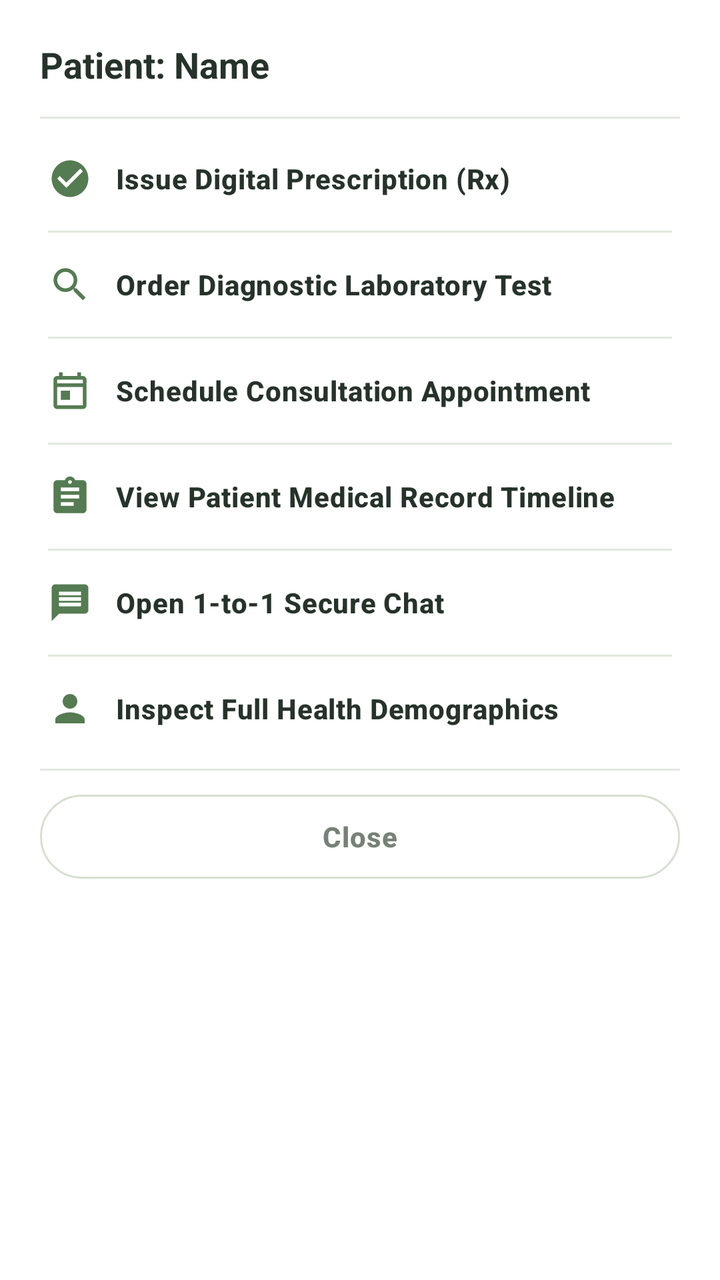
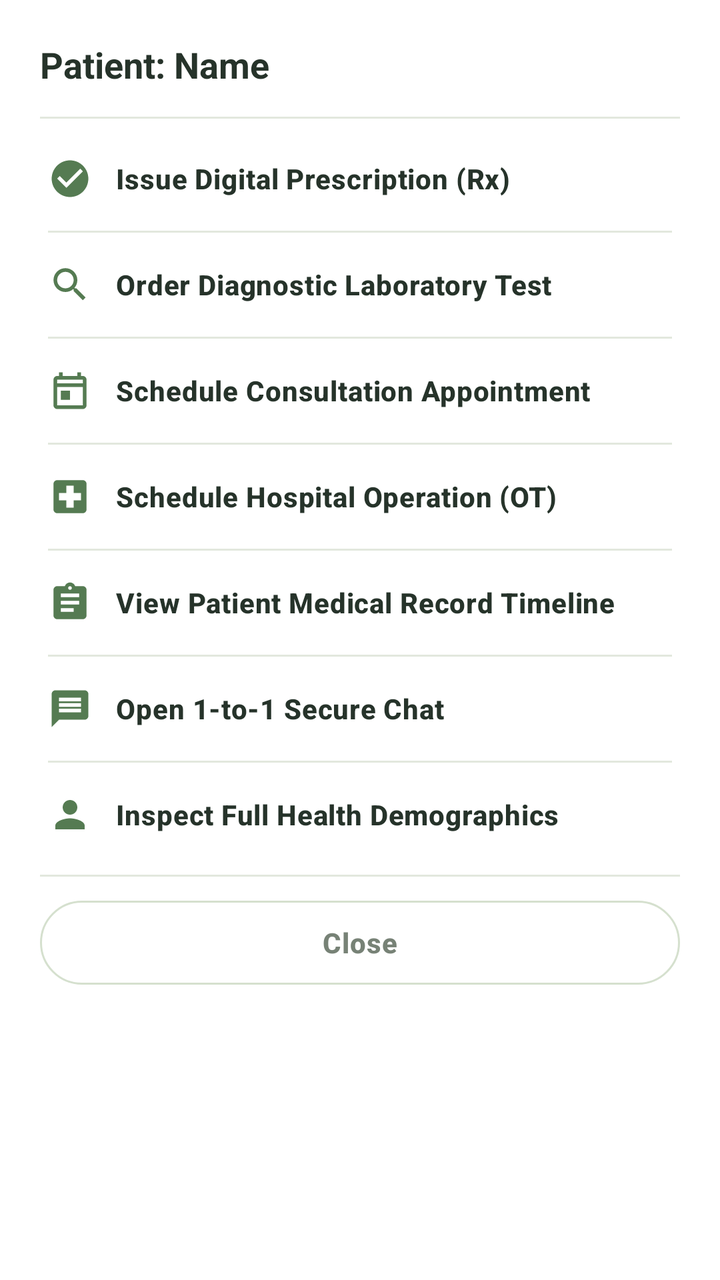

Two renders of the same Android screen: before a commit and after it. Below are the layout's source before the change and the commit's diff.
<!-- AndroidManifest.xml: application theme Theme.AROHI -->
<!-- res/layout/dialog_doctor_patient_actions.xml -->
<?xml version="1.0" encoding="utf-8"?>
<LinearLayout xmlns:android="http://schemas.android.com/apk/res/android"
    xmlns:app="http://schemas.android.com/apk/res-auto"
    android:layout_width="match_parent"
    android:layout_height="wrap_content"
    android:background="@color/surface_card"
    android:orientation="vertical"
    android:paddingHorizontal="20dp"
    android:paddingTop="20dp"
    android:paddingBottom="12dp">

    
    <TextView
        android:id="@+id/tvPatientActionTitle"
        android:layout_width="match_parent"
        android:layout_height="wrap_content"
        android:text="Patient: Name"
        android:textColor="@color/text_primary"
        android:textSize="18sp"
        android:textStyle="bold" />

    <TextView
        android:id="@+id/tvPatientActionSubtitle"
        android:layout_width="match_parent"
        android:layout_height="wrap_content"
        android:layout_marginTop="2dp"
        android:text="Clinical Actions"
        android:textColor="@color/text_secondary"
        android:textSize="12sp"
        android:visibility="gone" />

    <View
        android:layout_width="match_parent"
        android:layout_height="1dp"
        android:layout_marginTop="14dp"
        android:background="@color/divider_color" />

    
    <com.google.android.material.button.MaterialButton
        android:id="@+id/btnActionPrescription"
        style="@style/Widget.Material3.Button.TextButton"
        android:layout_width="match_parent"
        android:layout_height="52dp"
        android:layout_marginTop="4dp"
        android:gravity="start|center_vertical"
        android:insetTop="0dp"
        android:insetBottom="0dp"
        android:paddingHorizontal="4dp"
        android:text="Issue Digital Prescription (Rx)"
        android:textAllCaps="false"
        android:textColor="@color/text_primary"
        android:textSize="14sp"
        app:icon="@drawable/ic_check_circle"
        app:iconGravity="start"
        app:iconPadding="12dp"
        app:iconSize="22dp"
        app:iconTint="@color/primary_moss_green"
        app:rippleColor="@color/pale_mint" />

    <View
        android:layout_width="match_parent"
        android:layout_height="1dp"
        android:layout_marginHorizontal="4dp"
        android:background="@color/divider_color" />

    
    <com.google.android.material.button.MaterialButton
        android:id="@+id/btnActionLabTest"
        style="@style/Widget.Material3.Button.TextButton"
        android:layout_width="match_parent"
        android:layout_height="52dp"
        android:gravity="start|center_vertical"
        android:insetTop="0dp"
        android:insetBottom="0dp"
        android:paddingHorizontal="4dp"
        android:text="Order Diagnostic Laboratory Test"
        android:textAllCaps="false"
        android:textColor="@color/text_primary"
        android:textSize="14sp"
        app:icon="@drawable/ic_search"
        app:iconGravity="start"
        app:iconPadding="12dp"
        app:iconSize="22dp"
        app:iconTint="@color/primary_moss_green"
        app:rippleColor="@color/pale_mint" />

    <View
        android:layout_width="match_parent"
        android:layout_height="1dp"
        android:layout_marginHorizontal="4dp"
        android:background="@color/divider_color" />

    
    <com.google.android.material.button.MaterialButton
        android:id="@+id/btnActionScheduleAppt"
        style="@style/Widget.Material3.Button.TextButton"
        android:layout_width="match_parent"
        android:layout_height="52dp"
        android:gravity="start|center_vertical"
        android:insetTop="0dp"
        android:insetBottom="0dp"
        android:paddingHorizontal="4dp"
        android:text="Schedule Consultation Appointment"
        android:textAllCaps="false"
        android:textColor="@color/text_primary"
        android:textSize="14sp"
        app:icon="@drawable/ic_calendar"
        app:iconGravity="start"
        app:iconPadding="12dp"
        app:iconSize="22dp"
        app:iconTint="@color/primary_moss_green"
        app:rippleColor="@color/pale_mint" />

    <View
        android:layout_width="match_parent"
        android:layout_height="1dp"
        android:layout_marginHorizontal="4dp"
        android:background="@color/divider_color" />

    
    <com.google.android.material.button.MaterialButton
        android:id="@+id/btnActionMedicalRecord"
        style="@style/Widget.Material3.Button.TextButton"
        android:layout_width="match_parent"
        android:layout_height="52dp"
        android:gravity="start|center_vertical"
        android:insetTop="0dp"
        android:insetBottom="0dp"
        android:paddingHorizontal="4dp"
        android:text="View Patient Medical Record Timeline"
        android:textAllCaps="false"
        android:textColor="@color/text_primary"
        android:textSize="14sp"
        app:icon="@drawable/ic_nav_records"
        app:iconGravity="start"
        app:iconPadding="12dp"
        app:iconSize="22dp"
        app:iconTint="@color/primary_moss_green"
        app:rippleColor="@color/pale_mint" />

    <View
        android:layout_width="match_parent"
        android:layout_height="1dp"
        android:layout_marginHorizontal="4dp"
        android:background="@color/divider_color" />

    
    <com.google.android.material.button.MaterialButton
        android:id="@+id/btnActionSecureChat"
        style="@style/Widget.Material3.Button.TextButton"
        android:layout_width="match_parent"
        android:layout_height="52dp"
        android:gravity="start|center_vertical"
        android:insetTop="0dp"
        android:insetBottom="0dp"
        android:paddingHorizontal="4dp"
        android:text="Open 1-to-1 Secure Chat"
        android:textAllCaps="false"
        android:textColor="@color/text_primary"
        android:textSize="14sp"
        app:icon="@drawable/ic_nav_messages"
        app:iconGravity="start"
        app:iconPadding="12dp"
        app:iconSize="22dp"
        app:iconTint="@color/primary_moss_green"
        app:rippleColor="@color/pale_mint" />

    <View
        android:layout_width="match_parent"
        android:layout_height="1dp"
        android:layout_marginHorizontal="4dp"
        android:background="@color/divider_color" />

    
    <com.google.android.material.button.MaterialButton
        android:id="@+id/btnActionDemographics"
        style="@style/Widget.Material3.Button.TextButton"
        android:layout_width="match_parent"
        android:layout_height="52dp"
        android:gravity="start|center_vertical"
        android:insetTop="0dp"
        android:insetBottom="0dp"
        android:paddingHorizontal="4dp"
        android:text="Inspect Full Health Demographics"
        android:textAllCaps="false"
        android:textColor="@color/text_primary"
        android:textSize="14sp"
        app:icon="@drawable/ic_role_patient"
        app:iconGravity="start"
        app:iconPadding="12dp"
        app:iconSize="22dp"
        app:iconTint="@color/primary_moss_green"
        app:rippleColor="@color/pale_mint" />

    <View
        android:layout_width="match_parent"
        android:layout_height="1dp"
        android:layout_marginTop="4dp"
        android:background="@color/divider_color" />

    
    <com.google.android.material.button.MaterialButton
        android:id="@+id/btnClosePatientActions"
        style="@style/Widget.Material3.Button.OutlinedButton"
        android:layout_width="match_parent"
        android:layout_height="42dp"
        android:layout_marginTop="12dp"
        android:insetTop="0dp"
        android:insetBottom="0dp"
        android:text="Close"
        android:textColor="@color/text_secondary"
        android:textSize="14sp"
        app:strokeColor="@color/border_stroke" />

</LinearLayout>
<!-- resources referenced by this layout -->
<resources>
  <color name="border_stroke">#D5E0CE</color>
  <color name="divider_color">#E2E8DD</color>
  <color name="pale_mint">#E8EFE2</color>
  <color name="primary_moss_green">#557B52</color>
  <color name="surface_card">#FFFFFF</color>
  <color name="text_primary">#26332A</color>
  <color name="text_secondary">#778276</color>
  <!-- drawable ic_calendar (drawable) -->
  <?xml version="1.0" encoding="utf-8"?>
  <vector xmlns:android="http://schemas.android.com/apk/res/android"
      android:width="24dp"
      android:height="24dp"
      android:viewportWidth="24"
      android:viewportHeight="24">
      <path
          android:fillColor="#557B52"
          android:pathData="M19,4h-1V2h-2v2H8V2H6v2H5C3.89,4 3.01,4.9 3.01,6L3,20c0,1.1 0.89,2 2,2h14c1.1,0 2,-0.9 2,-2V6C21,4.9 20.1,4 19,4zM19,20H5V10h14V20zM19,8H5V6h14V8zM7,12h5v5H7V12z" />
  </vector>
  <!-- drawable ic_check_circle (drawable) -->
  <vector xmlns:android="http://schemas.android.com/apk/res/android"
      android:width="24dp"
      android:height="24dp"
      android:viewportWidth="24"
      android:viewportHeight="24">
    <path
        android:fillColor="@color/text_primary"
        android:pathData="M12,2C6.48,2 2,6.48 2,12s4.48,10 10,10 10,-4.48 10,-10S17.52,2 12,2zM10,17l-5,-5 1.41,-1.41L10,14.17l7.59,-7.59L19,8l-9,9z"/>
  </vector>
  <!-- drawable ic_nav_messages (drawable) -->
  <?xml version="1.0" encoding="utf-8"?>
  <vector xmlns:android="http://schemas.android.com/apk/res/android"
      android:width="24dp"
      android:height="24dp"
      android:viewportWidth="24"
      android:viewportHeight="24">
      <path
          android:fillColor="#263D2B"
          android:pathData="M20,2H4C2.9,2 2.01,2.9 2.01,4L2,22l4,-4h14c1.1,0 2,-0.9 2,-2V4C22,2.9 21.1,2 20,2zM18,14H6v-2h12V14zM18,11H6V9h12V11zM18,8H6V6h12V8z" />
  </vector>
  <!-- drawable ic_role_patient (drawable) -->
  <?xml version="1.0" encoding="utf-8"?>
  <vector xmlns:android="http://schemas.android.com/apk/res/android"
      android:width="24dp"
      android:height="24dp"
      android:viewportWidth="24"
      android:viewportHeight="24">
      <path
          android:fillColor="#263D2B"
          android:pathData="M12,12c2.21,0 4,-1.79 4,-4s-1.79,-4 -4,-4 -4,1.79 -4,4 1.79,4 4,4zM12,14c-2.67,0 -8,1.34 -8,4v2h16v-2c0,-2.66 -5.33,-4 -8,-4z" />
  </vector>
  <color name="white">#FFFFFF</color>
  <color name="deep_forest_green">#263D2B</color>
  <color name="secondary_sage">#819B75</color>
  <color name="soft_sage">#AFC2A1</color>
  <color name="status_emergency">#C94B4B</color>
  <color name="status_emergency_bg">#FDECEC</color>
  <color name="warm_ivory">#F7F8F3</color>
  <style name="Widget.AROHI.Card" parent="Widget.Material3.CardView.Elevated">
          <item name="cardBackgroundColor">@color/surface_card</item>
          <item name="cardCornerRadius">@dimen/radius_md</item>
          <item name="cardElevation">@dimen/card_elevation</item>
          <item name="strokeColor">@color/border_stroke</item>
          <item name="strokeWidth">@dimen/card_stroke_width</item>
      </style>
  <dimen name="button_height">54dp</dimen>
  <dimen name="input_corner_radius">12dp</dimen>
  <dimen name="radius_md">16dp</dimen>
  <dimen name="card_elevation">2dp</dimen>
  <dimen name="card_stroke_width">1dp</dimen>
  <!-- unchanged entries left out for length: 5 -->
</resources>

<!-- the commit's change to res/layout/dialog_doctor_patient_actions.xml (unified diff, before → after) -->
@@ -119,6 +119,33 @@
 
     
     <com.google.android.material.button.MaterialButton
+        android:id="@+id/btnActionScheduleOperation"
+        style="@style/Widget.Material3.Button.TextButton"
+        android:layout_width="match_parent"
+        android:layout_height="52dp"
+        android:gravity="start|center_vertical"
+        android:insetTop="0dp"
+        android:insetBottom="0dp"
+        android:paddingHorizontal="4dp"
+        android:text="Schedule Hospital Operation (OT)"
+        android:textAllCaps="false"
+        android:textColor="@color/text_primary"
+        android:textSize="14sp"
+        app:icon="@drawable/ic_emergency_cross"
+        app:iconGravity="start"
+        app:iconPadding="12dp"
+        app:iconSize="22dp"
+        app:iconTint="@color/primary_moss_green"
+        app:rippleColor="@color/pale_mint" />
+
+    <View
+        android:layout_width="match_parent"
+        android:layout_height="1dp"
+        android:layout_marginHorizontal="4dp"
+        android:background="@color/divider_color" />
+
+    
+    <com.google.android.material.button.MaterialButton
         android:id="@+id/btnActionMedicalRecord"
         style="@style/Widget.Material3.Button.TextButton"
         android:layout_width="match_parent"
<!-- resource entries referenced after the edit -->
@@ -27,6 +27,17 @@
     <path
         android:fillColor="@color/text_primary"
         android:pathData="M12,2C6.48,2 2,6.48 2,12s4.48,10 10,10 10,-4.48 10,-10S17.52,2 12,2zM10,17l-5,-5 1.41,-1.41L10,14.17l7.59,-7.59L19,8l-9,9z"/>
+  </vector>
+  <!-- drawable ic_emergency_cross (drawable) -->
+  <?xml version="1.0" encoding="utf-8"?>
+  <vector xmlns:android="http://schemas.android.com/apk/res/android"
+      android:width="24dp"
+      android:height="24dp"
+      android:viewportWidth="24"
+      android:viewportHeight="24">
+      <path
+          android:fillColor="#C94B4B"
+          android:pathData="M19,3H5C3.9,3 3.01,3.9 3.01,5L3,19c0,1.1 0.9,2 2,2h14c1.1,0 2,-0.9 2,-2V5C21,3.9 20.1,3 19,3zM18,14h-4v4h-4v-4H6v-4h4V6h4v4h4V14z" />
   </vector>
   <!-- drawable ic_nav_messages (drawable) -->
   <?xml version="1.0" encoding="utf-8"?>
